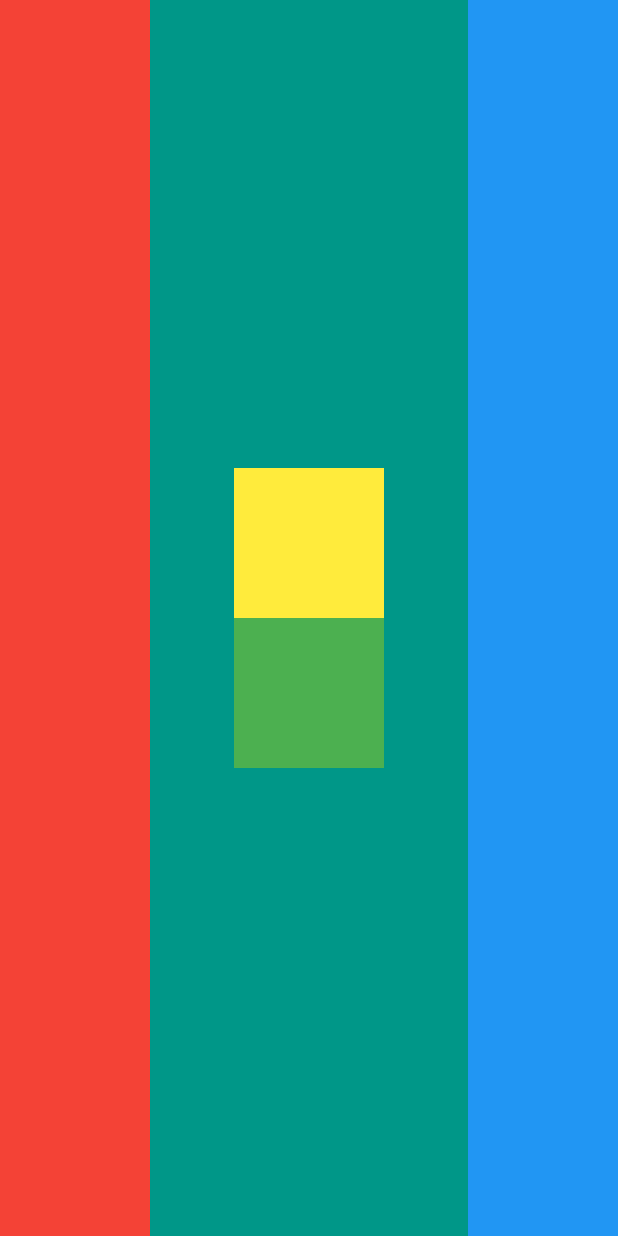
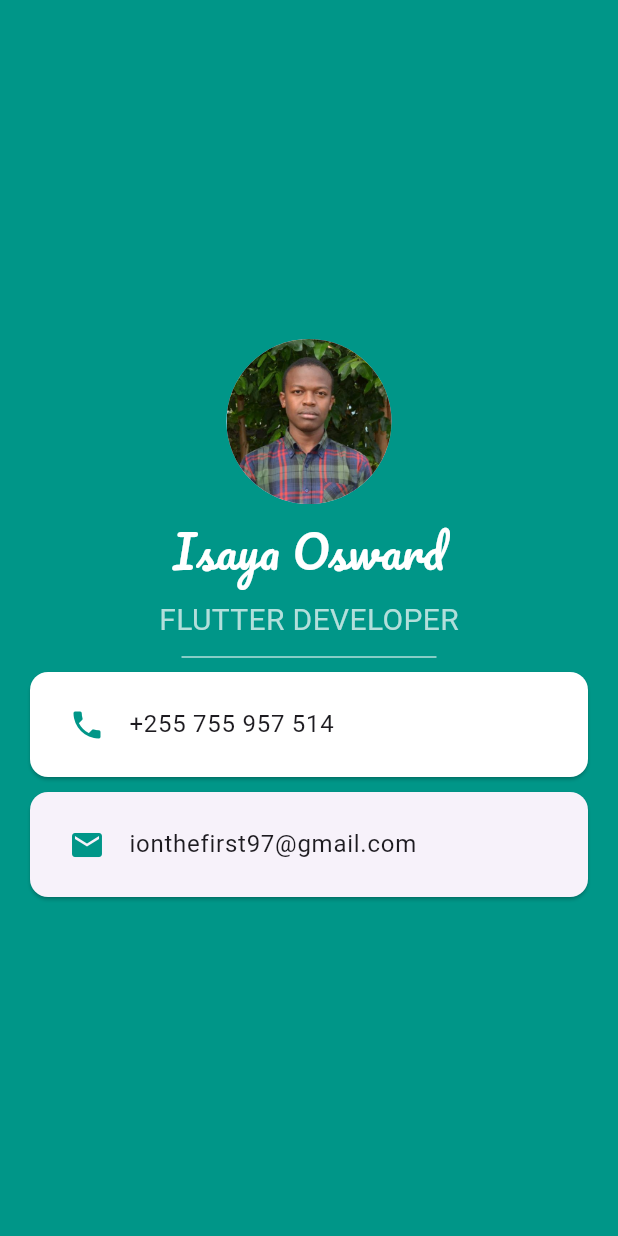
Before and after one commit to IsayaOsward/Udemy-Apps-Challenges, a Flutter app: the screen it shows after launch, on a phone screen of 412 x 824 dp. Run offline on Flutter 3.47's test engine with Material 3 defaults, Android fonts, the phone set to English and light mode, and no system bars; our stand-ins replace google_fonts.

Commit message:
Complete MiCard App

```diff
--- a/lib/main.dart
+++ b/lib/main.dart
@@ -1,44 +1,64 @@
 import 'package:flutter/material.dart';
+import 'package:google_fonts/google_fonts.dart';
 
 void main()=>runApp(
-  MaterialApp(
+  const MaterialApp(
     home: HomePage(),
+    debugShowCheckedModeBanner: false,
   )
 );
-
 class HomePage extends StatelessWidget {
   const HomePage({super.key});
-
   @override
   Widget build(BuildContext context) {
     return Scaffold(
       backgroundColor: Colors.teal,
       body: SafeArea(
-        child: Row(
-          mainAxisAlignment: MainAxisAlignment.spaceBetween,
+        child: Column(
+          mainAxisAlignment: MainAxisAlignment.center,
           children: [
-            Container(
-              width: 100,
-              color: Colors.red,
+            const CircleAvatar(
+              radius: 55.0,
+              backgroundImage: AssetImage("images/profiles.jpg"),
             ),
-            Column(
-              mainAxisAlignment: MainAxisAlignment.center,
-              children: [
-                Container(
-                  width: 100,
-                  height: 100,
-                  color: Colors.yellow,
+            const SizedBox(height: 10.0,),
+            Text("Isaya Osward",
+            style: GoogleFonts.pacifico(
+              fontSize: 30,
+              foreground: Paint()..color= Colors.white
+            ),),
+            SizedBox(height: 10.0,),
+            Text("FLUTTER DEVELOPER",
+            style: GoogleFonts.roboto(
+              foreground: Paint()..color= Colors.teal.shade100,
+              fontSize: 20
+            ),),
+            SizedBox(height: 20.0,
+            width: 170.0,
+            child: Divider(
+              color: Colors.teal.shade100,
+            ),),
+            const Card(
+              margin: EdgeInsets.symmetric(horizontal: 20.0),
+              color: Colors.white,
+              child: Padding(
+                padding: EdgeInsets.symmetric(vertical: 7.0, horizontal: 10.0),
+                child: ListTile(
+                  leading: Icon(Icons.phone, color: Colors.teal,),
+                  title: Text("+255 755 957 514"),
                 ),
-                Container(
-                  width: 100,
-                  height: 100,
-                  color: Colors.green,
-                )
-              ],
+              ),
             ),
-            Container(
-              width: 100,
-              color: Colors.blue,
+            const SizedBox(height: 10.0,),
+            const Card(
+              margin: EdgeInsets.symmetric(horizontal: 20.0),
+              child: Padding(
+                padding: EdgeInsets.symmetric(horizontal: 10.0, vertical: 7.0),
+                child: ListTile(
+                  leading: Icon(Icons.email, color: Colors.teal,),
+                  title: Text("ionthefirst97@gmail.com"),
+                ),
+              ),
             ),
           ],
         ),
--- a/pubspec.yaml
+++ b/pubspec.yaml
@@ -34,6 +34,7 @@ dependencies:
   # The following adds the Cupertino Icons font to your application.
   # Use with the CupertinoIcons class for iOS style icons.
   cupertino_icons: ^1.0.6
+  google_fonts: ^6.2.1
 
 dev_dependencies:
   flutter_test:
```
Also changed, not shown: fonts/Pacifico-Regular.ttf (added), images/profiles.jpg (added), pubspec.lock, 2 other files.
